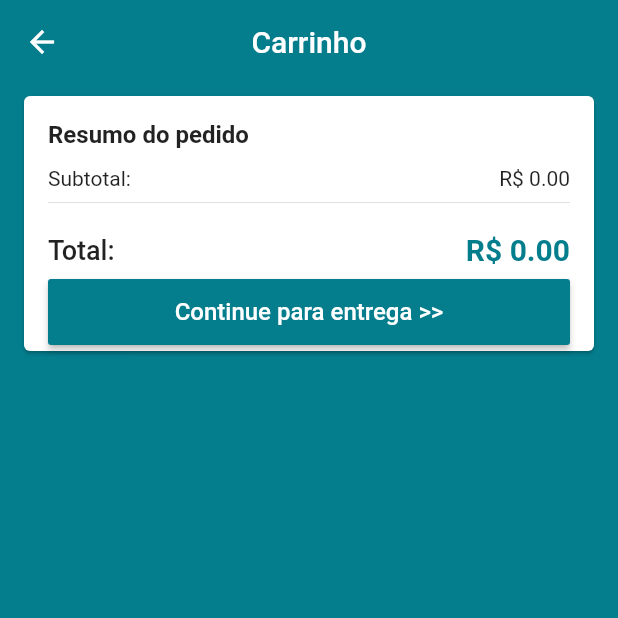
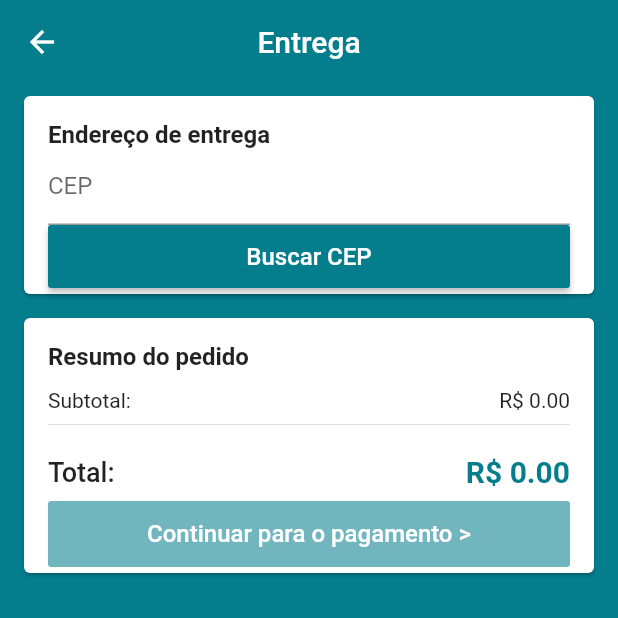
Before and after one commit to Brothers-Beers/loja_virtual_brothers, a Flutter app: the CartScreen screen opened by its route, after a tap on "Continue para entrega >>", on a phone screen of 412 x 824 dp, the top half of it. Run offline on Flutter 3.47's test engine with Material 2 defaults, Android fonts, the phone set to English and light mode, and no system bars; our stand-ins replace brasil_fields, carousel_pro, cloud_firestore, dio, firebase_auth, firebase_storage and 4 more; missing offline and left inert: alphabet_list_scroll_view; accounts and stored records are empty.

Commit message:
Valor de entrega

```diff
--- a/lib/common/commons/custom_icon_button.dart
+++ b/lib/common/commons/custom_icon_button.dart
@@ -2,11 +2,12 @@ import 'package:flutter/material.dart';
 
 class CustomIconButtom extends StatelessWidget {
 
-  const CustomIconButtom({@required this.iconData, @required this.color, @required this.onTap});
+  const CustomIconButtom({@required this.iconData, @required this.color, @required this.onTap, this.size});
 
   final IconData iconData;
   final Color color;
   final VoidCallback onTap;
+  final double size;
 
   @override
   Widget build(BuildContext context) {
@@ -21,6 +22,7 @@ class CustomIconButtom extends StatelessWidget {
             child: Icon(
               iconData,
               color: onTap != null ? color : Colors.grey[400],
+              size: size ?? 24,
             ),
           ),
         ),
--- a/lib/common/commons/price_card.dart
+++ b/lib/common/commons/price_card.dart
@@ -14,6 +14,8 @@ class PriceCard extends StatelessWidget {
   Widget build(BuildContext context) {
     final cartManager = context.watch<CartManager>();
     final productsPrice = cartManager.productsPrice;
+    final deliveryPrice = cartManager.deliveryPrice;
+    final totalPrice = cartManager.totalPrice;
 
     final primaryColor = Theme.of(context).primaryColor;
 
@@ -40,6 +42,14 @@ class PriceCard extends StatelessWidget {
               children: [const Text('Subtotal:'), Text('R\$ ${productsPrice.toStringAsFixed(2)}')],
             ),
             const Divider(),
+            if(deliveryPrice != null)
+              ...[
+                Row(
+                  mainAxisAlignment: MainAxisAlignment.spaceBetween,
+                  children: [const Text('Entrega:'), Text('R\$ ${deliveryPrice.toStringAsFixed(2)}')],
+                ),
+                const Divider(),
+              ],
             const SizedBox(
               height: 12,
             ),
@@ -51,7 +61,7 @@ class PriceCard extends StatelessWidget {
                   style: TextStyle(fontWeight: FontWeight.w500, fontSize: 18.0),
                 ),
                 Text(
-                  'R\$ ${productsPrice.toStringAsFixed(2)}',
+                  'R\$ ${totalPrice.toStringAsFixed(2)}',
                   style: TextStyle(
                       fontWeight: FontWeight.bold,
                       fontSize: 20.0,
--- a/lib/main.dart
+++ b/lib/main.dart
@@ -5,6 +5,7 @@ import 'package:loja_virtual_brothesbeer/models/home_manager.dart';
 import 'package:loja_virtual_brothesbeer/models/product_manager.dart';
 import 'package:loja_virtual_brothesbeer/models/products.dart';
 import 'package:loja_virtual_brothesbeer/models/users_manager.dart';
+import 'package:loja_virtual_brothesbeer/screens/address/address_screen.dart';
 import 'package:loja_virtual_brothesbeer/screens/base/base_screen.dart';
 import 'package:loja_virtual_brothesbeer/screens/cart/cart_screen.dart';
 import 'package:loja_virtual_brothesbeer/screens/edit_product/edit_product_screen.dart';
@@ -16,6 +17,7 @@ import 'package:provider/provider.dart';
 
 void main() {
   runApp(MyApp());
+
 }
 
 class MyApp extends StatelessWidget {
@@ -72,6 +74,8 @@ class MyApp extends StatelessWidget {
               ));
             case "/cart":
               return MaterialPageRoute(builder: (_) => CartScreen());
+            case "/address":
+              return MaterialPageRoute(builder: (_) => AddressScreen());
             case "/edit_product":
               return MaterialPageRoute(builder: (_) => EditProductScreen(
                 settings.arguments as Product
--- /dev/null
+++ b/lib/models/address.dart
@@ -0,0 +1,49 @@
+class Address {
+  Address(
+      {this.street,
+      this.number,
+      this.complement,
+      this.district,
+      this.zipCode,
+      this.city,
+      this.state,
+      this.lat,
+      this.long});
+
+  String street;
+  String number;
+  String complement;
+  String district;
+  String zipCode;
+  String city;
+  String state;
+
+  double lat;
+  double long;
+
+  Address.fromMap(Map<String, dynamic> map) {
+    street = map['street'] as String;
+    number = map['number'] as String;
+    complement = map['complement'] as String;
+    district = map['district'] as String;
+    zipCode = map['zipCode'] as String;
+    city = map['city'] as String;
+    state = map['state'] as String;
+    lat = map['lat'] as double;
+    long = map['long'] as double;
+  }
+
+  Map<String, dynamic> toMap() {
+    return {
+      'street': street,
+      'number': number,
+      'complement': complement,
+      'district': district,
+      'zipCode': zipCode,
+      'city': city,
+      'state': state,
+      'lat': lat,
+      'long': long,
+    };
+  }
+}
--- /dev/null
+++ b/lib/screens/address/address_screen.dart
@@ -0,0 +1,32 @@
+import 'package:flutter/material.dart';
+import 'package:loja_virtual_brothesbeer/common/commons/price_card.dart';
+import 'package:loja_virtual_brothesbeer/models/cart_manager.dart';
+import 'package:loja_virtual_brothesbeer/screens/address/components/address_card.dart';
+import 'package:provider/provider.dart';
+
+class AddressScreen extends StatelessWidget {
+  @override
+  Widget build(BuildContext context) {
+    return Scaffold(
+      appBar: AppBar(
+        title: const Text('Entrega'),
+        centerTitle: true,
+      ),
+      body: ListView(
+        children: [
+          AddressCard(),
+          Consumer<CartManager>(
+              builder: (_, cartManager, __){
+                return PriceCard(
+                  buttonText: 'Continuar para o pagamento >',
+                  onPressed: cartManager.isAddressValid ? (){
+
+                  } : null,
+                );
+              }
+          )
+        ],
+      ),
+    );
+  }
+}
--- /dev/null
+++ b/lib/screens/address/components/address_card.dart
@@ -0,0 +1,39 @@
+import 'package:flutter/cupertino.dart';
+import 'package:flutter/material.dart';
+import 'package:loja_virtual_brothesbeer/models/address.dart';
+import 'package:loja_virtual_brothesbeer/models/cart_manager.dart';
+import 'package:loja_virtual_brothesbeer/screens/address/components/address_input_field.dart';
+import 'package:loja_virtual_brothesbeer/screens/address/components/cep_input_field.dart';
+import 'package:provider/provider.dart';
+
+class AddressCard extends StatelessWidget {
+  @override
+  Widget build(BuildContext context) {
+    return Consumer<CartManager>(builder: (_, cartManager, __) {
+      final address = cartManager.address ?? Address();
+
+      return Form(
+        child: Card(
+          margin: const EdgeInsets.symmetric(horizontal: 16, vertical: 8),
+          child: Padding(
+            padding: const EdgeInsets.fromLTRB(16, 16, 16, 4),
+            child: Column(
+              crossAxisAlignment: CrossAxisAlignment.start,
+              children: [
+                const Text(
+                  'Endereço de entrega',
+                  style: TextStyle(
+                    fontWeight: FontWeight.bold,
+                    fontSize: 16,
+                  ),
+                ),
+                CepInputField(address),
+                AddressInputField(address),
+              ],
+            ),
+          ),
+        ),
+      );
+    });
+  }
+}
--- /dev/null
+++ b/lib/screens/address/components/address_input_field.dart
@@ -0,0 +1,159 @@
+import 'package:flutter/material.dart';
+import 'package:flutter/services.dart';
+import 'package:loja_virtual_brothesbeer/models/address.dart';
+import 'package:loja_virtual_brothesbeer/models/cart_manager.dart';
+import 'package:provider/provider.dart';
+
+class AddressInputField extends StatelessWidget {
+  const AddressInputField(this.address);
+
+  final Address address;
+
+  @override
+  Widget build(BuildContext context) {
+    final primaryColor = Theme.of(context).primaryColor;
+    final cartManager = context.watch<CartManager>();
+
+    String emptyValidator(String text) =>
+        text.isEmpty ? 'Campo obrigatório' : null;
+
+    if (address.zipCode != null && cartManager.deliveryPrice == null)
+      return Column(
+        crossAxisAlignment: CrossAxisAlignment.stretch,
+        children: [
+          TextFormField(
+            initialValue: address.street,
+            decoration: const InputDecoration(
+                isDense: true,
+                labelText: 'Rua/Avenida',
+                hintText: 'Av. Astronauta'),
+            validator: emptyValidator,
+            onSaved: (t) => address.street = t,
+          ),
+          Row(
+            children: [
+              Expanded(
+                child: TextFormField(
+                  initialValue: address.number,
+                  decoration: const InputDecoration(
+                    isDense: true,
+                    labelText: 'Número',
+                    hintText: '123',
+                  ),
+                  inputFormatters: [
+                    WhitelistingTextInputFormatter.digitsOnly,
+                  ],
+                  keyboardType: TextInputType.number,
+                  validator: emptyValidator,
+                  onSaved: (t) => address.number = t,
+                ),
+              ),
+              const SizedBox(
+                width: 16,
+              ),
+              Expanded(
+                child: TextFormField(
+                  initialValue: address.complement,
+                  decoration: const InputDecoration(
+                    isDense: true,
+                    labelText: 'Complemento',
+                    hintText: 'Opcional',
+                  ),
+                  onSaved: (t) => address.complement = t,
+                ),
+              ),
+            ],
+          ),
+          TextFormField(
+            initialValue: address.district,
+            decoration: const InputDecoration(
+              isDense: true,
+              labelText: 'Bairro',
+              hintText: 'Centro',
+            ),
+            validator: emptyValidator,
+            onSaved: (t) => address.district = t,
+          ),
+          Row(
+            children: <Widget>[
+              Expanded(
+                flex: 3,
+                child: TextFormField(
+                  enabled: false,
+                  initialValue: address.city,
+                  decoration: const InputDecoration(
+                    isDense: true,
+                    labelText: 'Cidade',
+                    hintText: 'Campinas',
+                  ),
+                  validator: emptyValidator,
+                  onSaved: (t) => address.city = t,
+                ),
+              ),
+              const SizedBox(
+                width: 16,
+              ),
+              Expanded(
+                child: TextFormField(
+                  autocorrect: false,
+                  enabled: false,
+                  textCapitalization: TextCapitalization.characters,
+                  initialValue: address.state,
+                  decoration: const InputDecoration(
+                    isDense: true,
+                    labelText: 'UF',
+                    hintText: 'SP',
+                    counterText: '',
+                  ),
+                  maxLength: 2,
+                  validator: (e) {
+                    if (e.isEmpty) {
+                      return 'Campo obrigatório';
+                    } else if (e.length != 2) {
+                      return 'Inválido';
+                    }
+                    return null;
+                  },
+                  onSaved: (t) => address.state = t,
+                ),
+              ),
+            ],
+          ),
+          const SizedBox(
+            height: 8,
+          ),
+          SizedBox(
+            height: 42,
+            child: RaisedButton(
+              color: primaryColor,
+              disabledColor: primaryColor.withAlpha(100),
+              textColor: Colors.white,
+              onPressed: () async {
+                if (Form.of(context).validate()) {
+                  Form.of(context).save();
+                  try {
+                    await context.read<CartManager>().setAddress(address);
+                  } catch (e) {
+                    Scaffold.of(context).showSnackBar(SnackBar(
+                      content: Text('$e'),
+                      backgroundColor: Colors.red,
+                    ));
+                  }
+                }
+              },
+              child: const Text('Calcular Frete'),
+            ),
+          ),
+        ],
+      );
+    else if (address.zipCode != null)
+      return Padding(
+        padding: const EdgeInsets.only(bottom: 16),
+        child:
+            Text('${address.street}, ${address.number}\n${address.district}, ${address.complement}\n'
+                '${address.city} - ${address.state}'),
+      );
+    else
+      return Container();
+  }
+}
--- /dev/null
+++ b/lib/screens/address/components/cep_input_field.dart
@@ -0,0 +1,86 @@
+import 'package:brasil_fields/formatter/cep_input_formatter.dart';
+import 'package:flutter/material.dart';
+import 'package:flutter/services.dart';
+import 'package:loja_virtual_brothesbeer/common/commons/custom_icon_button.dart';
+import 'package:loja_virtual_brothesbeer/models/address.dart';
+import 'package:loja_virtual_brothesbeer/models/cart_manager.dart';
+import 'package:provider/provider.dart';
+
+class CepInputField extends StatelessWidget {
+  CepInputField(this.address);
+
+  final Address address;
+  final TextEditingController cepController = TextEditingController();
+
+  @override
+  Widget build(BuildContext context) {
+    final primaryColor = Theme.of(context).primaryColor;
+
+    if (address.zipCode == null)
+      return Column(
+        crossAxisAlignment: CrossAxisAlignment.stretch,
+        children: [
+          TextFormField(
+            controller: cepController,
+            decoration: const InputDecoration(
+                isDense: true, labelText: 'CEP', hintText: '00.000-000'),
+            inputFormatters: [
+              WhitelistingTextInputFormatter.digitsOnly,
+              CepInputFormatter(),
+            ],
+            keyboardType: TextInputType.number,
+            validator: (cep) {
+              if (cep.isEmpty)
+                return 'campo obrigatório!';
+              else if (cep.length != 10) return 'CEP inválido!';
+              return null;
+            },
+          ),
+          SizedBox(
+            height: 42,
+            child: RaisedButton(
+              onPressed: () {
+                if (Form.of(context).validate()) {
+                  context.read<CartManager>().getAddress(cepController.text);
+                }
+              },
+              color: primaryColor,
+              disabledColor: primaryColor.withAlpha(100),
+              child: const Text(
+                'Buscar CEP',
+                style: TextStyle(
+                    color: Colors.white,
+                    fontWeight: FontWeight.w500,
+                    fontSize: 16),
+              ),
+            ),
+          )
+        ],
+      );
+    else
+      return Padding(
+        padding: const EdgeInsets.symmetric(vertical: 4),
+        child: Row(
+          children: [
+            Expanded(
+              child: Text(
+                "CEP: ${address.zipCode}",
+                style: TextStyle(
+                  color: primaryColor,
+                  fontWeight: FontWeight.w600
+                ),
+              ),
+            ),
+           CustomIconButtom(
+                iconData: Icons.edit,
+                color: primaryColor,
+                size: 20,
+                onTap: (){
+                  context.read<CartManager>().removeAddress();
+                }
+            )
+          ],
+        ),
+      );
+  }
+}
--- a/lib/screens/cart/cart_screen.dart
+++ b/lib/screens/cart/cart_screen.dart
@@ -25,7 +25,7 @@ class CartScreen extends StatelessWidget {
               PriceCard(
                 buttonText: "Continue para entrega >>",
                 onPressed: cartManager.isCartValid ? (){
-
+                  Navigator.of(context).pushNamed('/address');
                 } : null,
               ),
             ],
--- /dev/null
+++ b/lib/services/cepaberto_services.dart
@@ -0,0 +1,30 @@
+import 'dart:io';
+import 'package:dio/dio.dart';
+import 'package:loja_virtual_brothesbeer/models/cepaberto_address.dart';
+
+const token = '9de9eb77ee6c0e487e96d6bc9a25e105';
+
+class CepAbertoServices {
+  Future<CepAbertoAddress> getAddressFromCep(String cep) async {
+    final cleanCep = cep.replaceAll('.', '').replaceAll('-', '');
+    final endPoint = "https://www.cepaberto.com/api/v3/cep?cep=$cleanCep";
+
+    final Dio dio = Dio();
+
+    dio.options.headers[HttpHeaders.authorizationHeader] = 'Token token=$token';
+
+    try {
+      final response = await dio.get<Map<String, dynamic>>(endPoint);
+
+      if (response.data.isEmpty) {
+        return Future.error('CEP inválido!');
+      }
+
+      final CepAbertoAddress address = CepAbertoAddress.FromMap(response.data);
+
+      return address;
+    } on DioError catch (e) {
+      return Future.error('Erro ao buscar CEP');
+    }
+  }
+}
--- a/pubspec.yaml
+++ b/pubspec.yaml
@@ -35,6 +35,9 @@ dependencies:
   image_picker: ^0.6.7+4
   image_cropper: ^1.2.3
   uuid: ^2.0.4
+  dio: ^3.0.9
+  brasil_fields: ^0.1.0
+  geolocator: ^5.3.1
 
 dev_dependencies:
   flutter_test:
```
Also changed, not shown: lib/models/cart_manager.dart (+108 -20 lines), lib/models/cepaberto_address.dart (added, +56 -0 lines), pubspec.lock.
